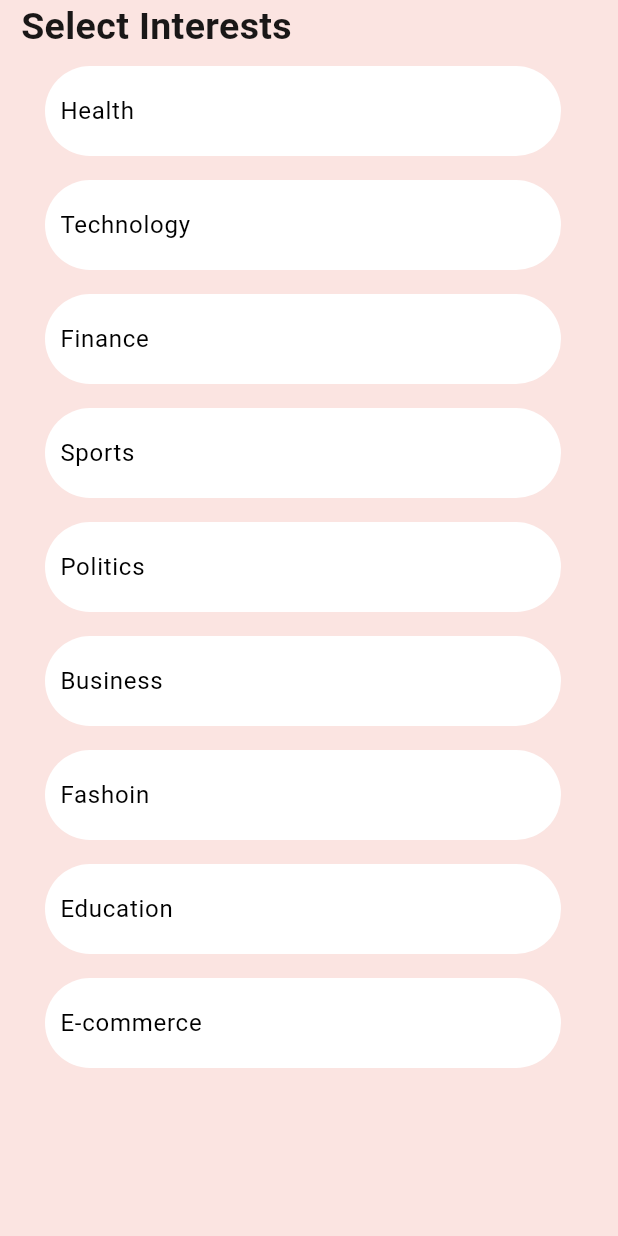
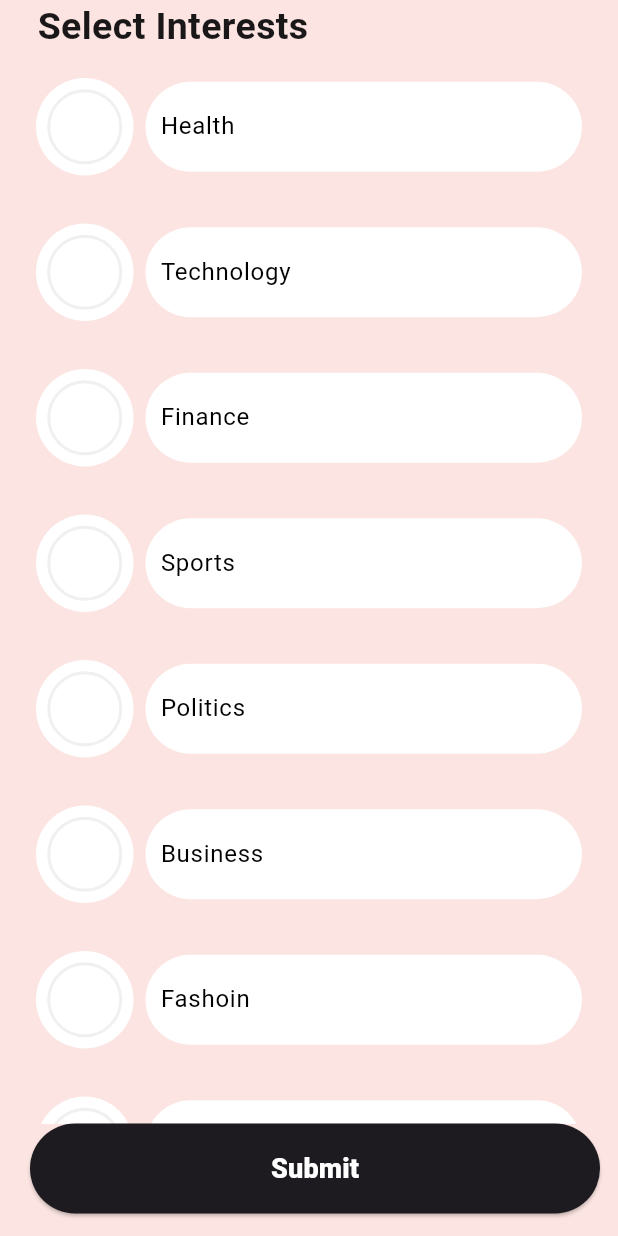
Before and after one commit to ahmdZhran/news_app, a Flutter app: the IntrestsViewBody screen opened directly, on a phone screen of 412 x 824 dp. Run offline on Flutter 3.47's test engine with Material 3 defaults, Android fonts, the phone set to English and light mode, and no system bars; our stand-ins replace animated_text_kit, go_router; Roboto replaces fonts that are missing (Quicksand).

Commit message:
add button

```diff
--- a/lib/features/intrests/presentation/views/widgets/intrests_view_body.dart
+++ b/lib/features/intrests/presentation/views/widgets/intrests_view_body.dart
@@ -29,14 +29,15 @@ class _IntrestsViewBodyState extends State<IntrestsViewBody> {
     return Scaffold(
       backgroundColor: kMyPinkColor,
       body: SafeArea(
-          child: Padding(
-            padding: const EdgeInsets.symmetric(horizontal: 14),
         child: Column(
           crossAxisAlignment: CrossAxisAlignment.start,
           children: [
-                const Text(
+            const Padding(
+              padding: EdgeInsets.only(left: 25.0),
+              child: Text(
                 'Select Interests',
                 style: StylesOfText.textStyle25,
+              ),
             ),
             Expanded(
               child: ListView.builder(
@@ -45,6 +46,30 @@ class _IntrestsViewBodyState extends State<IntrestsViewBody> {
                   return ListTile(
                     title: Row(
                       children: [
+                        IconButton(
+                          onPressed: () {},
+                          icon: Container(
+                            height: 65,
+                            width: 65,
+                            decoration: const BoxDecoration(
+                              shape: BoxShape.circle,
+                              color: kMyWhiteColor,
+                            ),
+                            child: Center(
+                              child: Container(
+                                height: 50,
+                                width: 50,
+                                decoration: BoxDecoration(
+                                  shape: BoxShape.circle,
+                                  border: Border.all(
+                                    color: kMyGreyColor,
+                                    width: 2,
+                                  ),
+                                ),
+                              ),
+                            ),
+                          ),
+                        ),
                         Expanded(
                           child: Container(
                             height: 60,
@@ -58,8 +83,7 @@ class _IntrestsViewBodyState extends State<IntrestsViewBody> {
                                 padding: const EdgeInsets.only(left: 10.0),
                                 child: Text(
                                   interestsList[index].title,
-                                      style:
-                                          const TextStyle(color: Colors.black),
+                                  style: const TextStyle(color: Colors.black),
                                 ),
                               ),
                             ),
@@ -71,9 +95,25 @@ class _IntrestsViewBodyState extends State<IntrestsViewBody> {
                 },
               ),
             ),
+            Padding(
+              padding: const EdgeInsets.only(bottom: 15, left: 20),
+              child: SizedBox(
+                height: 60,
+                width: 380,
+                child: ElevatedButton(
+                  child: const Text(
+                    'Submit',
+                    style: StylesOfText.textStyle16,
+                  ),
+                  onPressed: () {
+                    // GoRouter.of(context).push(AppRouter.kHomeView);
+                  },
+                ),
+              ),
+            ),
           ],
         ),
       ),
-        ));
+    );
   }
 }
```
Lines whose indentation alone changed are shown as unchanged.
